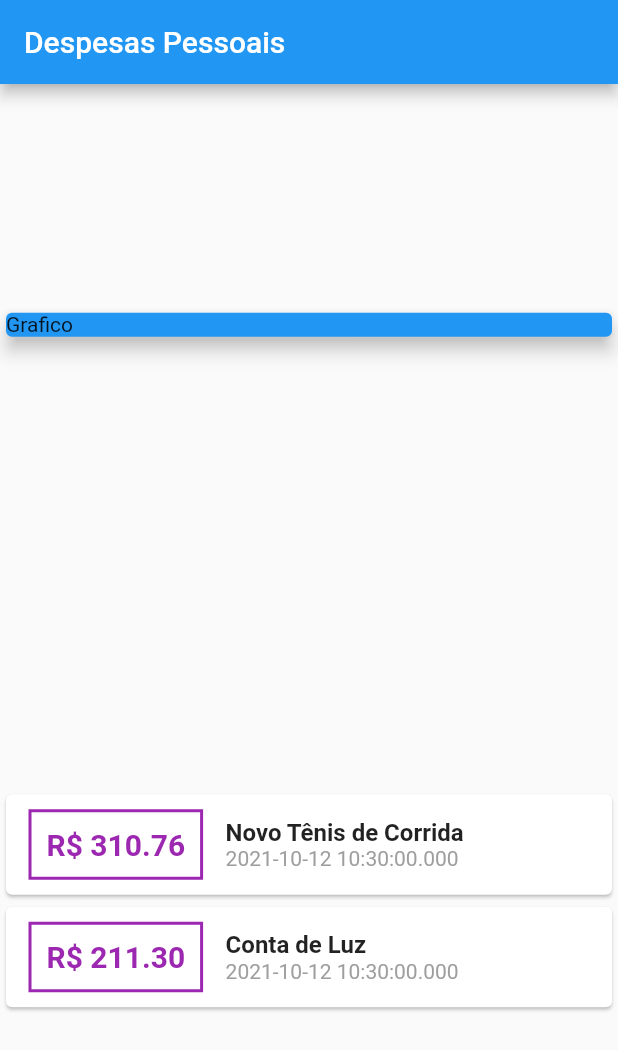
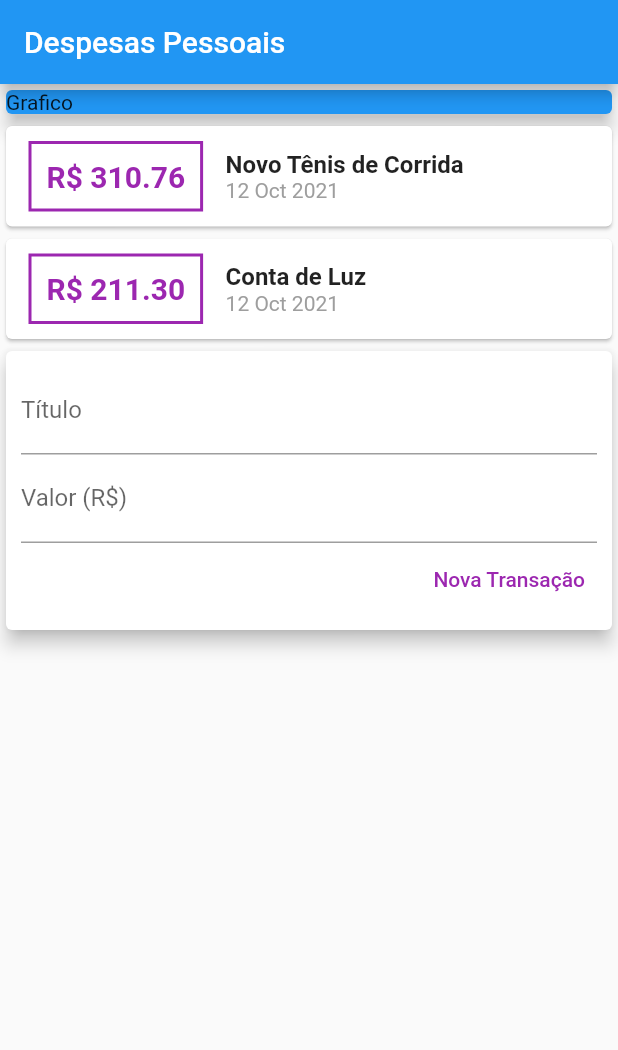
Before and after one commit to mbj-junior/Estudo-Flutter, a Flutter app: the screen it shows after launch, on a phone screen of 412 x 824 dp. Shown: the top 1050 px of the screen. Run offline on Flutter 3.47's test engine with Material 2 defaults, Android fonts, the phone set to English and light mode, and no system bars.

Commit message:
Componentization, add function to add in the list

```diff
--- /dev/null
+++ b/expenses/lib/components/transaction_form.dart
@@ -0,0 +1,50 @@
+import 'package:flutter/material.dart';
+
+class TransactionForm extends StatelessWidget {
+  final titleController = TextEditingController();
+  final valueController = TextEditingController();
+
+  final void Function(String, double) onSubmit;
+
+  TransactionForm(this.onSubmit);
+
+  @override
+  Widget build(BuildContext context) {
+    return Card(
+      elevation: 5,
+      child: Padding(
+        padding: const EdgeInsets.all(10.0),
+        child: Column(
+          children: <Widget>[
+            TextField(
+              controller: titleController,
+              decoration: InputDecoration(labelText: 'Título'),
+            ),
+            TextField(
+              controller: valueController,
+              decoration: InputDecoration(labelText: 'Valor (R\$)'),
+            ),
+            Row(
+              mainAxisAlignment: MainAxisAlignment.end,
+              children: [
+                TextButton(
+                  child: Text(
+                    'Nova Transação',
+                    style: TextStyle(
+                      color: Colors.purple,
+                    ),
+                  ),
+                  onPressed: () {
+                    final title = titleController.text;
+                    final value = double.tryParse(valueController.text) ?? 0.0;
+                    onSubmit(title, value);
+                  },
+                ),
+              ],
+            )
+          ],
+        ),
+      ),
+    );
+  }
+}
--- /dev/null
+++ b/expenses/lib/components/transaction_list.dart
@@ -0,0 +1,60 @@
+import 'package:intl/intl.dart';
+import '../models/transaction.dart';
+import 'package:flutter/material.dart';
+
+class TransactionList extends StatelessWidget {
+  final List<Transaction> transactions;
+
+  TransactionList(this.transactions);
+
+  @override
+  Widget build(BuildContext context) {
+    return Column(
+      children: transactions.map((tr) {
+        return Card(
+            child: Row(
+          children: <Widget>[
+            Container(
+              margin: EdgeInsets.symmetric(
+                horizontal: 15,
+                vertical: 10,
+              ),
+              decoration: BoxDecoration(
+                border: Border.all(
+                  color: Colors.purple,
+                  width: 2,
+                ),
+              ),
+              padding: EdgeInsets.all(10),
+              child: Text(
+                'R\$ ${tr.value.toStringAsFixed(2)}',
+                style: TextStyle(
+                    fontWeight: FontWeight.bold,
+                    fontSize: 20,
+                    color: Colors.purple),
+              ),
+            ),
+            Column(
+              crossAxisAlignment: CrossAxisAlignment.start,
+              children: <Widget>[
+                Text(
+                  tr.title,
+                  style: TextStyle(
+                    fontSize: 16,
+                    fontWeight: FontWeight.bold,
+                  ),
+                ),
+                Text(
+                  DateFormat('d MMM y').format(tr.date),
+                  style: TextStyle(
+                    color: Colors.grey,
+                  ),
+                )
+              ],
+            )
+          ],
+        ));
+      }).toList(),
+    );
+  }
+}
--- /dev/null
+++ b/expenses/lib/components/transaction_user.dart
@@ -0,0 +1,49 @@
+import 'dart:math';
+import 'transaction_form.dart';
+import 'transaction_list.dart';
+import 'package:flutter/material.dart';
+import 'package:expenses/models/transaction.dart';
+
+class TransactionUser extends StatefulWidget {
+  @override
+  _TransactionUserState createState() => _TransactionUserState();
+}
+
+class _TransactionUserState extends State<TransactionUser> {
+  final _transactions = [
+    Transaction(
+      id: 't1',
+      title: 'Novo Tênis de Corrida',
+      value: 310.76,
+      date: DateTime.now(),
+    ),
+    Transaction(
+      id: 't2',
+      title: 'Conta de Luz',
+      value: 211.30,
+      date: DateTime.now(),
+    ),
+  ];
+
+  _addTransaction(String title, double value) {
+    final newTransaction = Transaction(
+        id: Random().nextDouble().toString(),
+        title: title,
+        value: value,
+        date: DateTime.now());
+
+    setState(() {
+      _transactions.add(newTransaction);
+    });
+  }
+
+  @override
+  Widget build(BuildContext context) {
+    return Column(
+      children: <Widget>[
+        TransactionList(_transactions),
+        TransactionForm(_addTransaction),
+      ],
+    );
+  }
+}
--- a/expenses/lib/main.dart
+++ b/expenses/lib/main.dart
@@ -1,5 +1,5 @@
 import 'package:flutter/material.dart';
-import 'package:expenses/models/transaction.dart';
+import 'components/transaction_user.dart';
 
 main() => runApp(ExpensesApp());
 
@@ -11,21 +11,6 @@ class ExpensesApp extends StatelessWidget {
 }
 
 class MyHomePage extends StatelessWidget {
-  final _transactions = [
-    Transaction(
-      id: 't1',
-      title: 'Novo Tênis de Corrida',
-      value: 310.76,
-      date: DateTime.now(),
-    ),
-    Transaction(
-      id: 't2',
-      title: 'Conta de Luz',
-      value: 211.30,
-      date: DateTime.now(),
-    ),
-  ];
-
   @override
   Widget build(BuildContext context) {
     return Scaffold(
@@ -33,7 +18,6 @@ class MyHomePage extends StatelessWidget {
         title: Text('Despesas Pessoais'),
       ),
       body: Column(
-        mainAxisAlignment: MainAxisAlignment.spaceAround,
         crossAxisAlignment: CrossAxisAlignment.stretch,
         children: <Widget>[
           Container(
@@ -44,53 +28,7 @@ class MyHomePage extends StatelessWidget {
               elevation: 5,
             ),
           ),
-          Column(
-            children: _transactions.map((tr) {
-              return Card(
-                  child: Row(
-                children: <Widget>[
-                  Container(
-                    margin: EdgeInsets.symmetric(
-                      horizontal: 15,
-                      vertical: 10,
-                    ),
-                    decoration: BoxDecoration(
-                      border: Border.all(
-                        color: Colors.purple,
-                        width: 2,
-                      ),
-                    ),
-                    padding: EdgeInsets.all(10),
-                    child: Text(
-                      'R\$ ${tr.value.toStringAsFixed(2)}',
-                      style: TextStyle(
-                          fontWeight: FontWeight.bold,
-                          fontSize: 20,
-                          color: Colors.purple),
-                    ),
-                  ),
-                  Column(
-                    crossAxisAlignment: CrossAxisAlignment.start,
-                    children: <Widget>[
-                      Text(
-                        tr.title,
-                        style: TextStyle(
-                          fontSize: 16,
-                          fontWeight: FontWeight.bold,
-                        ),
-                      ),
-                      Text(
-                        tr.date.toString(),
-                        style: TextStyle(
-                          color: Colors.grey,
-                        ),
-                      )
-                    ],
-                  )
-                ],
-              ));
-            }).toList(),
-          )
+          TransactionUser(),
         ],
       ),
     );
--- a/expenses/pubspec.yaml
+++ b/expenses/pubspec.yaml
@@ -23,7 +23,7 @@ environment:
 dependencies:
   flutter:
     sdk: flutter
-
+  intl: ^0.17.0
 
   # The following adds the Cupertino Icons font to your application.
   # Use with the CupertinoIcons class for iOS style icons.
```
Also changed, not shown: expenses/pubspec.lock.
